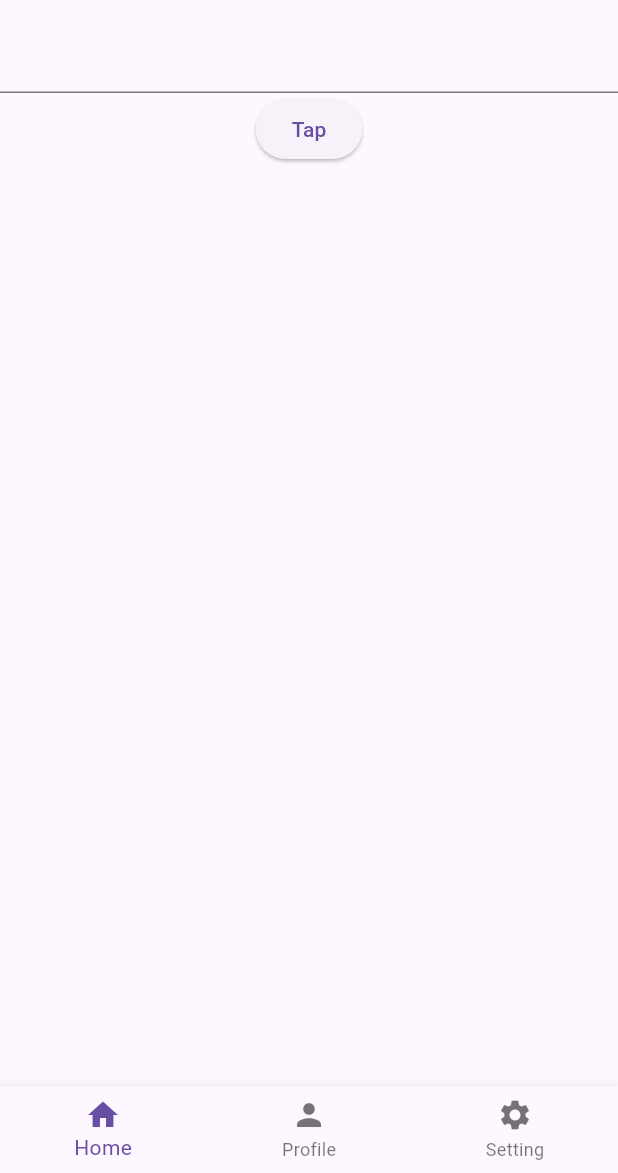
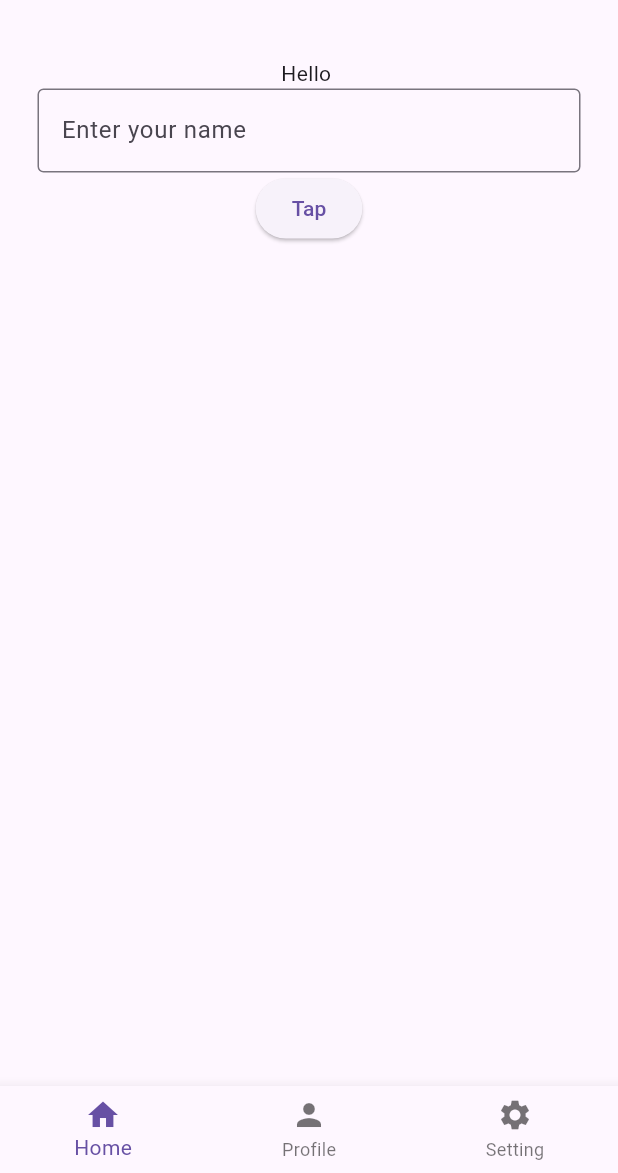
Before and after one commit to NemSothea/Flutter-Beginner-Course, a Flutter app: the screen it shows after launch, after a tap on "Tap", on a phone screen of 412 x 824 dp, the part 63-1236 px from its top. Run offline on Flutter 3.47's test engine with Material 3 defaults, Android fonts, the phone set to English and light mode, and no system bars.

Commit message:
Completed FirstApp

```diff
--- a/FirstApp/flutter_application_1/lib/pages/first_page.dart
+++ b/FirstApp/flutter_application_1/lib/pages/first_page.dart
@@ -1,6 +1,4 @@
 import 'package:flutter/material.dart';
-import 'package:flutter_application_1/pages/count_page.dart';
-import 'package:flutter_application_1/pages/home_page.dart';
 import 'package:flutter_application_1/pages/profile_page.dart';
 import 'package:flutter_application_1/pages/setting_page.dart';
 import 'package:flutter_application_1/pages/todo_page.dart';
--- a/FirstApp/flutter_application_1/lib/pages/todo_page.dart
+++ b/FirstApp/flutter_application_1/lib/pages/todo_page.dart
@@ -10,20 +10,38 @@ class TodoPage extends StatefulWidget {
 class _TodoPageState extends State<TodoPage> {
 
   TextEditingController mycontroller = TextEditingController();
+
+  String message = "";
+
   void greeUser() {
-    print(mycontroller.text);
+    setState(() {
+      message = "Hello " + mycontroller.text;
+    });
   }
+
   @override
   Widget build(BuildContext context) {
     return Scaffold(
         body:
         Center(
-          child: Column(
-            children: [
-              TextField(controller: mycontroller),
-              //Button
-              ElevatedButton(onPressed: greeUser, child: Text("Tap"))
-            ],
+          child: Padding(
+            padding: const EdgeInsets.all(25.0),
+            child: Column(
+              children: [
+                // Getting user input
+                Text(message),
+                TextField(
+                  controller: mycontroller,
+                  decoration: InputDecoration(
+                    border: OutlineInputBorder(),
+                    hintText: "Enter your name"
+                  ),
+
+                ),
+                //Button
+                ElevatedButton(onPressed: greeUser, child: Text("Tap"))
+              ],
+            ),
           ),
         )
 
```
